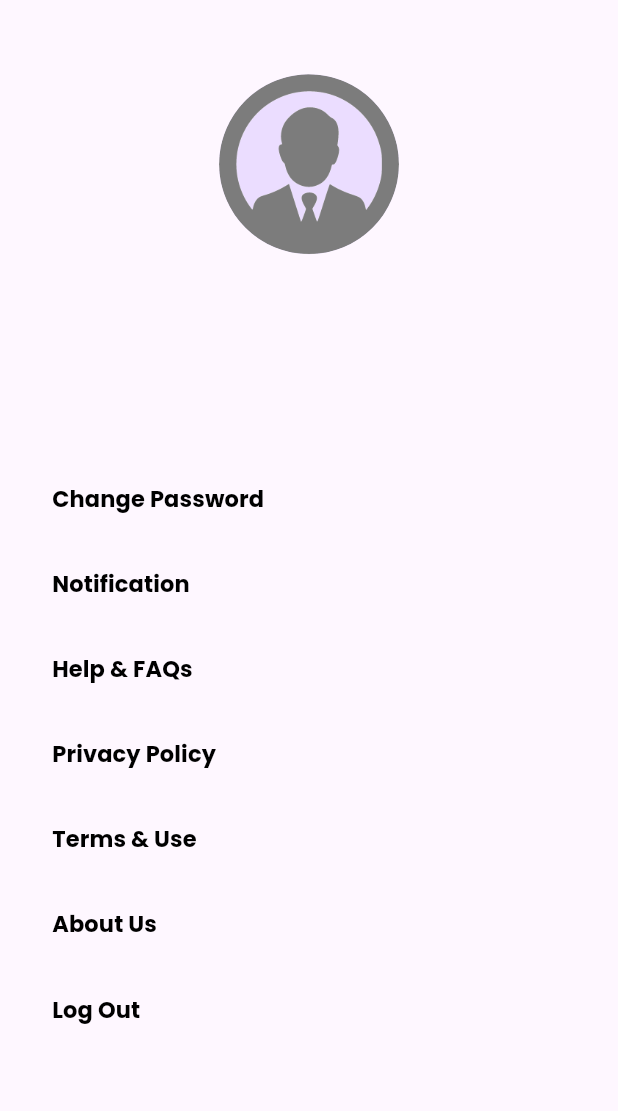
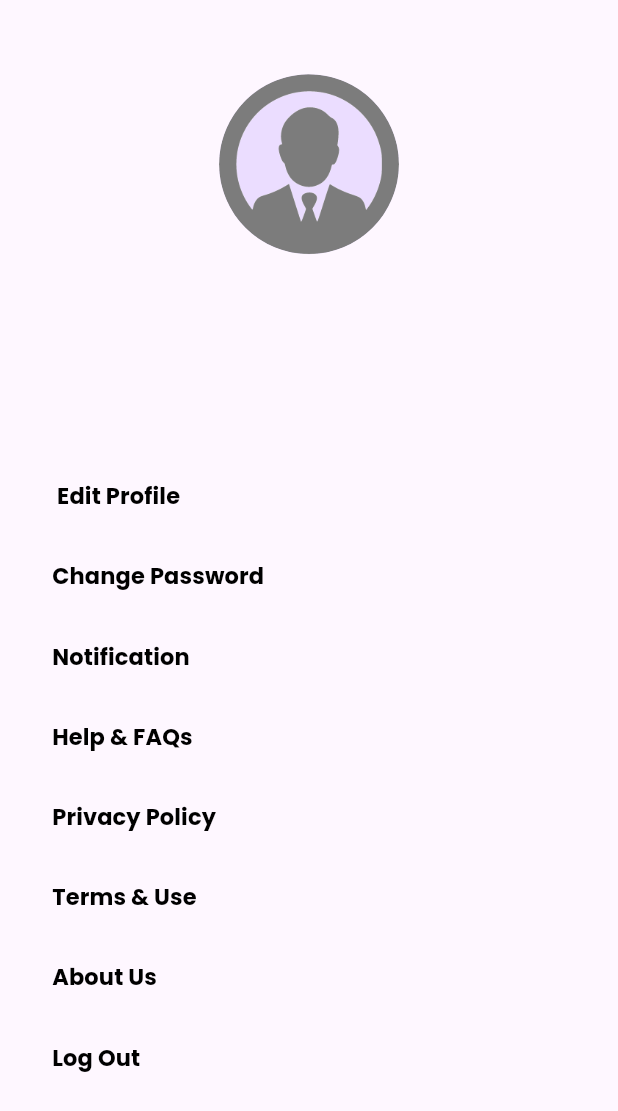
Before and after one commit to adhilfouzi/playtime, a Flutter app: the UserProfile screen opened directly, after a tap on "Help & FAQs", on a phone screen of 412 x 824 dp. Shown: the top 1111 px of the screen. Run offline on Flutter 3.47's test engine with Material 3 defaults, Android fonts, the light colour scheme and no system bars; our stand-ins replace cloud_firestore, firebase_auth, firebase_core, flutter_spinkit, flutter_svg, get and 4 more; accounts and stored records are empty; network calls fail.

Commit message:
Update User Details

```diff
--- a/lib/view/course/profile/screens/userprofle_screen.dart
+++ b/lib/view/course/profile/screens/userprofle_screen.dart
@@ -3,6 +3,7 @@ import 'package:get/get.dart';
 
 import '../../../../view_model/course/usermodel_controller.dart';
 import '../../../../view_model/course/profile_controlller.dart';
+import 'edit_profile.dart';
 
 class UserProfile extends StatelessWidget {
   const UserProfile({super.key});
@@ -13,9 +14,9 @@ class UserProfile extends StatelessWidget {
     final double screenHeight = MediaQuery.of(context).size.height;
     final UserController controller = Get.find();
 
-    return Scaffold(
-      body: SafeArea(
-        child: SingleChildScrollView(
+    return SafeArea(
+      child: Scaffold(
+        body: SingleChildScrollView(
           padding: EdgeInsets.symmetric(
               vertical: screenWidth * 0.02, horizontal: screenWidth * 0.0052),
           child: Column(
@@ -29,54 +30,100 @@ class UserProfile extends StatelessWidget {
                     'assets/image/profile.png'), // Add your profile image asset
               ),
               SizedBox(height: screenHeight * 0.02),
-              Text(
+              Obx(
+                () => Text(
                   controller.user.value.name, // Replace with user's email
                   style: const TextStyle(
                     fontSize: 20,
                     fontWeight: FontWeight.bold,
                   ),
                 ),
+              ),
               SizedBox(
                 child: Row(
                   mainAxisAlignment: MainAxisAlignment.center,
                   children: [
-                    Text(
-                      controller.user.value.email, // Replace with user's email
+                    Obx(
+                      () => Text(
+                        controller
+                            .user.value.number, // Replace with user's email
                         style: const TextStyle(
                           fontSize: 16,
                           fontWeight: FontWeight.w600,
+                        ),
                       ),
                     ),
                   ],
                 ),
               ),
               SizedBox(height: screenHeight * 0.08),
-              _buildButton('Change Password', screenWidth, screenHeight, () {
+              CustomButton(
+                text: ' Edit Profile',
+                onPressed: () {
+                  Get.to(() => EditUser());
+                },
+              ),
+              CustomButton(
+                text: 'Change Password',
+                onPressed: () {
                   ProfileController.changePassword(controller.user.value.email);
-              }),
-              _buildButton('Notification', screenWidth, screenHeight, () {}),
-              _buildButton('Help & FAQs', screenWidth, screenHeight, () {
+                },
+              ),
+              CustomButton(
+                text: 'Notification',
+                onPressed: () {},
+              ),
+              CustomButton(
+                text: 'Help & FAQs',
+                onPressed: () {
                   ProfileController.helpAndFAQs();
-              }),
-              _buildButton('Privacy Policy', screenWidth, screenHeight, () {
+                },
+              ),
+              CustomButton(
+                text: 'Privacy Policy',
+                onPressed: () {
                   ProfileController.privacyPolicy();
-              }),
-              _buildButton('Terms & Use', screenWidth, screenHeight, () {
+                },
+              ),
+              CustomButton(
+                text: 'Terms & Use',
+                onPressed: () {
                   ProfileController.termsUse();
-              }),
-              _buildButton('About Us', screenWidth, screenHeight, () {}),
-              _buildButton('Log Out', screenWidth, screenHeight, () {
+                },
+              ),
+              CustomButton(
+                text: 'About Us',
+                onPressed: () {},
+              ),
+              CustomButton(
+                text: 'Log Out',
+                onPressed: () {
                   ProfileController.logout();
-              }),
+                },
+              ),
             ],
           ),
         ),
       ),
     );
   }
+}
 
-  Widget _buildButton(String text, double screenWidth, double screenHeight,
-      VoidCallback onPressed) {
+class CustomButton extends StatelessWidget {
+  final String text;
+
+  final VoidCallback onPressed;
+
+  const CustomButton({
+    super.key,
+    required this.text,
+    required this.onPressed,
+  });
+
+  @override
+  Widget build(BuildContext context) {
+    final double screenWidth = MediaQuery.of(context).size.width;
+    final double screenHeight = MediaQuery.of(context).size.height;
     return SizedBox(
       width: double.infinity,
       child: TextButton(
@@ -87,7 +134,9 @@ class UserProfile extends StatelessWidget {
         ),
         child: Padding(
           padding: EdgeInsets.symmetric(
-              horizontal: screenWidth * 0.05, vertical: screenHeight * 0.012),
+            horizontal: screenWidth * 0.05,
+            vertical: screenHeight * 0.01,
+          ),
           child: Text(
             text,
             textAlign: TextAlign.left,
--- a/lib/view_model/course/usermodel_controller.dart
+++ b/lib/view_model/course/usermodel_controller.dart
@@ -1,5 +1,7 @@
 import 'dart:developer';
+import 'package:flutter/material.dart';
 import 'package:get/get.dart';
+import 'package:users_side_of_turf_booking/utils/portion/snackbar.dart';
 import '../../../model/backend/repositories/authentication/firebase_authentication.dart';
 import '../../model/backend/repositories/firestore/user_repositories.dart';
 import '../../model/data_model/user_model.dart';
@@ -7,10 +9,14 @@ import '../../model/data_model/user_model.dart';
 class UserController extends GetxController {
   // static UserController get instance => Get.find();
   Rx<UserModel> user = UserModel.emptyUserModel().obs;
+  final name = TextEditingController();
+  final number = TextEditingController();
 
   @override
-  void onReady() {
-    getUserRecord();
+  void onReady() async {
+    await getUserRecord();
+    name.text = user.value.name;
+    number.text = user.value.number;
     super.onReady();
   }
 
@@ -31,4 +37,20 @@ class UserController extends GetxController {
       log(e.toString());
     }
   }
+
+  Future<void> updateUser() async {
+    try {
+      var userModel = UserModel(
+          name: name.text,
+          number: number.text,
+          email: user.value.email,
+          profile: user.value.profile,
+          isUser: user.value.isUser);
+      await UserRepository().updateUserField(userMdel: userModel);
+      user.value = userModel;
+    } catch (e) {
+      log('updateUser:$e');
+      CustomSnackbar.showError(e.toString());
+    }
+  }
 }
```
Also changed, not shown: lib/view/course/profile/screens/edit_profile.dart (added, +68 -0 lines). Lines whose indentation alone changed are shown as unchanged.
